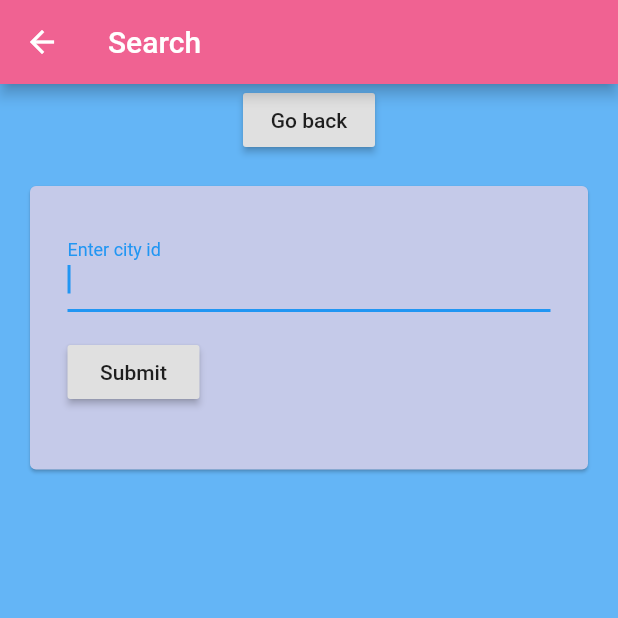
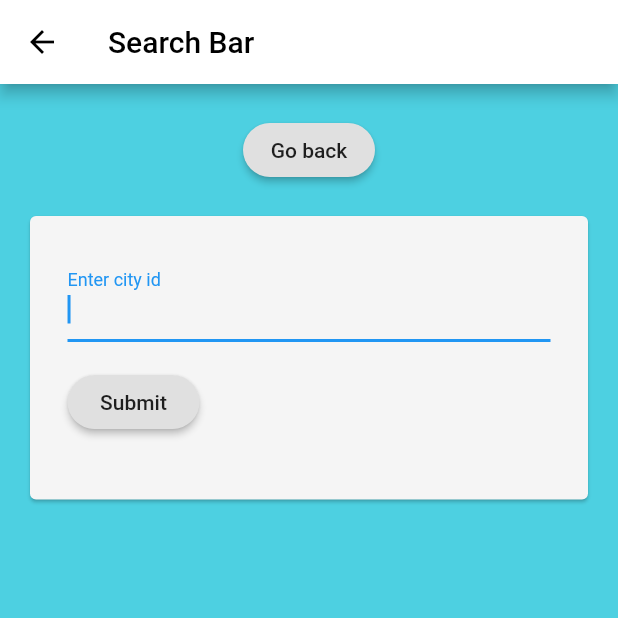
Before and after one commit to CubixPro/Weather_flutter, a Flutter app: the screen it shows after launch, after a tap on the "add" icon, on a phone screen of 412 x 824 dp, the top half of it. Run offline on Flutter 3.47's test engine with Material 2 defaults, Android fonts, the phone set to English and light mode, and no system bars; network calls fail.

Commit message:
changed color scheme

```diff
--- a/lib/SearchRoute.dart
+++ b/lib/SearchRoute.dart
@@ -2,33 +2,51 @@ import 'package:flutter/cupertino.dart';
 import 'package:flutter/material.dart';
 import 'Form.dart';
 
+String findTitle(int num) {
+  if (num == 1) {
+    return 'Search Bar';
+  } else
+    return 'Remove Bar';
+}
+
 class MyRoute extends StatelessWidget {
-  final int action;//action 1 is add, action -1 is remove
-  MyRoute({@required this.action});
+  final int action; //action 1 is add, action -1 is remove
+  MyRoute({@required this.action, text});
+
   @override
   Widget build(BuildContext context) {
     return Scaffold(
-        backgroundColor: Colors.blue[300],
+        backgroundColor: Colors.cyan[300],
         //resizeToAvoidBottomPadding: false,
         appBar: AppBar(
-          backgroundColor: Colors.pink[300],
-          title: Text('Search'),
-        ),
-        body: SingleChildScrollView(child: Center(
-            child: Column(children: <Widget>[
+            iconTheme: IconThemeData(color: Colors.black),
+            backgroundColor: Colors.white,
+            title: Text(
+              findTitle(action),
+              style: TextStyle(color: Colors.black),
+            )),
+        body: SingleChildScrollView(
+            child: Center(
+                child: Column(children: <Widget>[
+                  Padding(
+                    padding: const EdgeInsets.fromLTRB(10, 20, 10, 0),
+                    child:
           RaisedButton(
               child: Text('Go back'),
+              shape: RoundedRectangleBorder(borderRadius: new BorderRadius.circular(30)),
               onPressed: () {
                 Navigator.pop(context);
-              }),
+              })),
           Padding(
             padding: const EdgeInsets.all(16),
             child: Card(
-                color: Colors.indigo[100],
+                color: Colors.grey[100],
                 child: Padding(
-                    padding: const EdgeInsets.all(25), child: MyCustomForm(action2: action,))),
+                    padding: const EdgeInsets.all(25),
+                    child: MyCustomForm(
+                      action2: action,
+                    ))),
           ),
-
         ]))));
   }
 }
--- a/lib/main.dart
+++ b/lib/main.dart
@@ -1,12 +1,13 @@
 import 'package:flutter/material.dart';
-import 'package:new_app/SearchRoute.dart' as prefix0;
 import 'post.dart';
 import 'services.dart';
 import 'weatherdata.dart';
 import 'weatheritem.dart';
 import 'SearchRoute.dart';
+import 'Form.dart';
 
-List ids = [
+List
+    /*ids = [
   1275004,
   5128638,
   1273294,
@@ -18,7 +19,8 @@ List ids = [
   2950159,
   6455259,
   2761369
-];
+]*/
+    ids = ['Kolkata'];
 void main() => runApp(MyApp());
 
 class MyApp extends StatelessWidget {
@@ -30,7 +32,7 @@ class MyApp extends StatelessWidget {
       title: 'Flutter',
       debugShowCheckedModeBanner: false,
       theme: ThemeData(
-          primaryColor: Colors.blue[800],
+          primaryColor: Colors.cyan[400],
           primaryColorBrightness: Brightness.dark),
       home: MyHomePage(),
     );
@@ -52,22 +54,26 @@ class _MyHomePageState extends State<MyHomePage> {
         appBar: AppBar(
           title: Text('Weather Tiles'),
         ),
-      backgroundColor: Colors.pink[300],
-      body: Center(child:Column(children: <Widget>[
+        backgroundColor: Colors.white,
+        body: Center(
+            child: Column(children: <Widget>[
           Container(
-          height: 530,
+            height: 550,
             child: Padding(
-              padding: const EdgeInsets.fromLTRB(20, 25, 20, 0),
+                padding: const EdgeInsets.all(10),
                 child: ListView.builder(
                     scrollDirection: Axis.horizontal,
                     itemCount: ids.length,
                     itemBuilder: (BuildContext context, int index) {
                       return Container(
                           height: 400,
-                        child: Column(children: <Widget>[
+                          child: Padding(
+                            padding: const EdgeInsets.all(5),
+                            child:Column(children: <Widget>[
                             Padding(
                               padding: const EdgeInsets.all(8),
                               child: Card(
+                                color: Colors.cyan[100],
                                   child: Padding(
                                       padding: const EdgeInsets.all(16),
                                       child: Column(children: <Widget>[
@@ -85,12 +91,28 @@ class _MyHomePageState extends State<MyHomePage> {
                                                     : Container(
                                                         height: 110,
                                                         width: 100,
-                                                      child: Text('Error'),
+                                                        child: Center(
+                                                            child: Column(
+                                                                children: <
+                                                                    Widget>[
+                                                              Text(myController
+                                                                  .text),
+                                                              Text(
+                                                                'Not found',
+                                                                style: TextStyle(
+                                                                    fontSize:
+                                                                        20,
+                                                                    fontWeight:
+                                                                        FontWeight
+                                                                            .bold),
+                                                              )
+                                                            ])),
                                                       );
                                               } else
                                                 return Padding(
                                                     padding:
-                                                      const EdgeInsets.all(50),
+                                                        const EdgeInsets.all(
+                                                            50),
                                                     child:
                                                         CircularProgressIndicator());
                                             },
@@ -123,16 +145,22 @@ class _MyHomePageState extends State<MyHomePage> {
                                         )
                                       ]))),
                             )
-                        ]));
+                          ])));
                     })),
           ),
+          RaisedButton(
+            child: Text('Remove a city tile'),
+            onPressed: () {
+              Navigator.push(
+                context,
+                MaterialPageRoute(
+                    builder: (context) => MyRoute(
+                          action: -1,
+                        )),
+              );
+            },
+          ),
 
-        RaisedButton(child: Text('Remove City ID'),
-        onPressed: (){
-
-          Navigator.push(context,
-          MaterialPageRoute(builder: (context) => MyRoute(action: -1,)),) ;
-        },),
           /*Center(child:
        Padding(
          padding: const EdgeInsets.fromLTRB(16, 16, 16, 0),
@@ -163,28 +191,25 @@ class _MyHomePageState extends State<MyHomePage> {
             'Its really easy'
           ),);});
         },)
-       ],)*/ ])),
-      floatingActionButton: FloatingActionButton(
-        onPressed: () {
-          Navigator.push(context,
-          MaterialPageRoute(builder: (context) => MyRoute(action: 1,)),) ;
+       ],)*/
+        ]),
+
+        ),
+        floatingActionButton: FloatingActionButton(onPressed: (){
+          Navigator.push(
+                context,
+                MaterialPageRoute(
+                    builder: (context) => MyRoute(
+                          action: 1,
+                        )),
+              );
+
         },
         child: Icon(Icons.add),
         tooltip: 'Add a new city',
         ),
-      bottomNavigationBar: Container(
-          child:
-               BottomNavigationBar(elevation: 20.0, items: [
-        BottomNavigationBarItem(
-            title: Text('Search'), icon: Icon(Icons.search),
 
-            ),
-        BottomNavigationBarItem(
-            title: Text('My Cities'), icon: Icon(Icons.location_city))
-      ],
 
-      )),
-      floatingActionButtonLocation: FloatingActionButtonLocation.centerDocked,
         );
   }
 }
--- a/lib/services.dart
+++ b/lib/services.dart
@@ -3,13 +3,13 @@ import 'dart:async';
 import 'post.dart';
 import 'dart:io';
 
-String url = 'https://api.openweathermap.org/data/2.5/weather?id=';
+String url = 'https://api.openweathermap.org/data/2.5/weather?q=';
 String url0 = '&appid=d8da757298616032616a3fcf82cf6357';
 
 String url2 =
     'https://api.openweathermap.org/data/2.5/weather?id=2172797&appid=7c55e59016fc17a150a090b612370684';
 String url3 = 'https://samples.openweathermap.org/data/2.5/weather?q=';
-Future<Weather> getPost(int city) async {
+Future<Weather> getPost(String city) async {
   print('$url$city$url0');
   final response = await http.get('$url$city$url0');
 
```
Also changed, not shown: lib/Form.dart (+27 -4 lines), assets/Annotation 2019-10-01 155757.jpg (added). Lines whose indentation alone changed are shown as unchanged.
